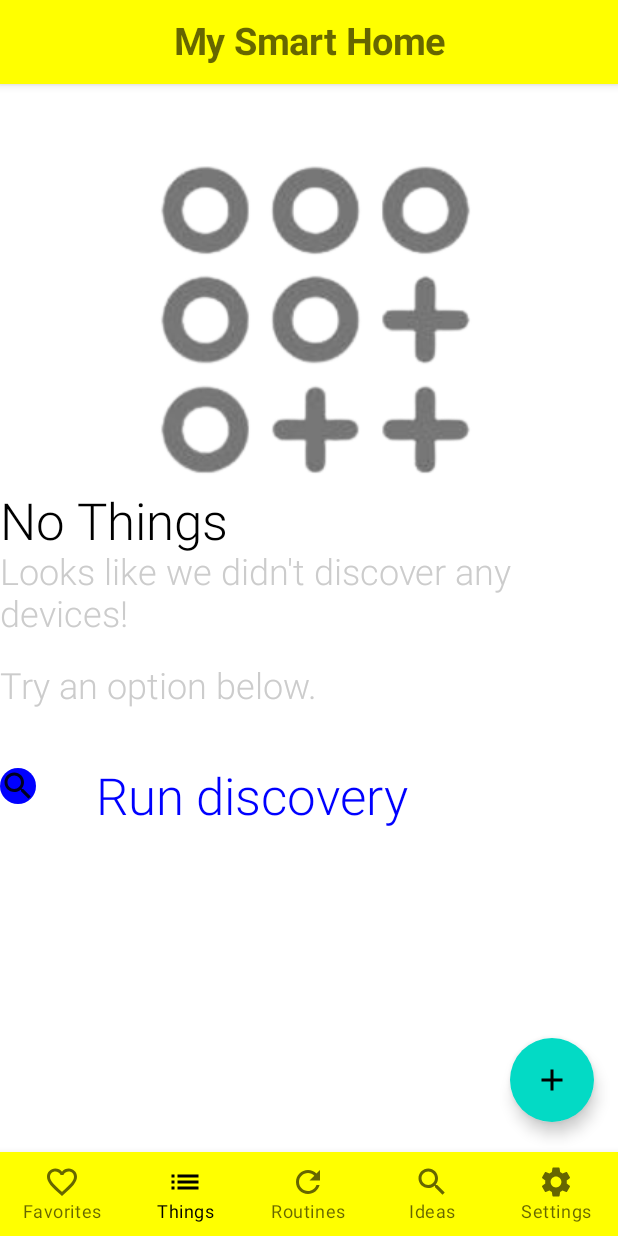
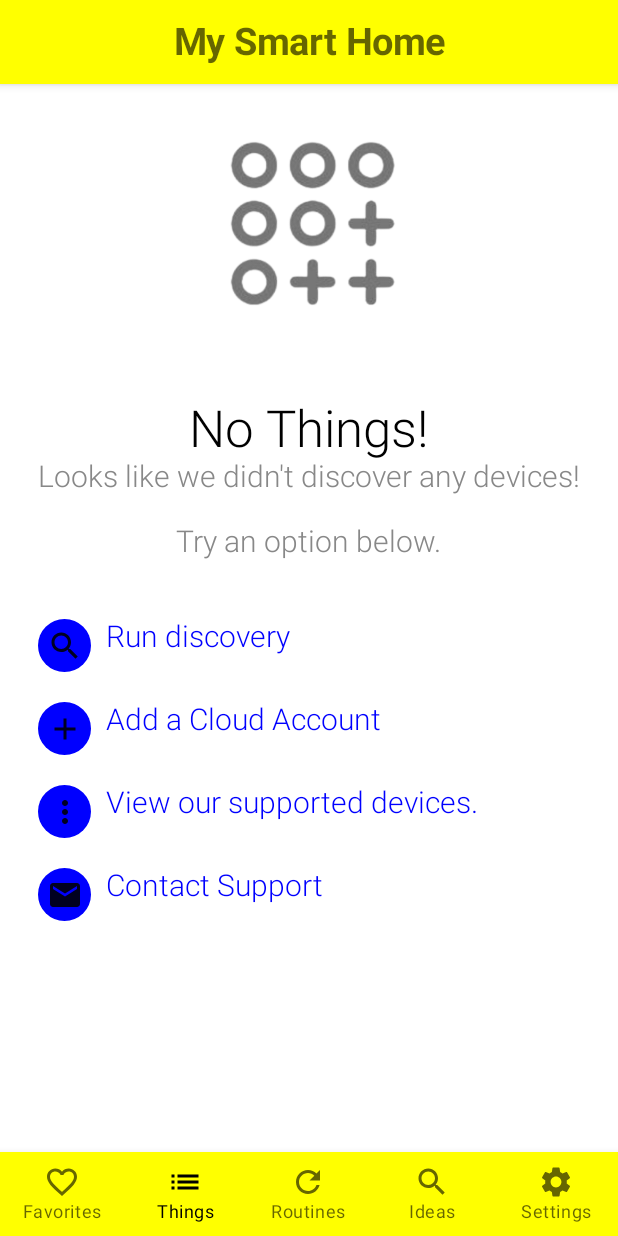
Before and after one commit to BenziDarwin/Navigation-Project, an Android app built with Jetpack Compose: the Things screen opened through its navigation route, on a phone screen of 412 x 824 dp. Run offline under Robolectric (Android 15) with nearby library versions, the phone set to English and light mode, and no system bars.

Commit message:
Edited Things Screen

```diff
--- a/app/src/main/java/com/example/navigation/components/screens/Favorites.kt
+++ b/app/src/main/java/com/example/navigation/components/screens/Favorites.kt
@@ -13,6 +13,7 @@ import androidx.compose.ui.Modifier
 import androidx.compose.ui.graphics.Color
 import androidx.compose.ui.res.painterResource
 import androidx.compose.ui.text.font.FontWeight
+import androidx.compose.ui.text.style.TextAlign
 import androidx.compose.ui.unit.dp
 import com.example.navigation.R
 
@@ -39,14 +40,41 @@ fun Favorites() {
                     modifier = Modifier
                         .align(Alignment.TopCenter)
                         .fillMaxWidth()
-                        .padding(20.dp)
                 )
+                Column(
+                    verticalArrangement = Arrangement.Center,
+                    horizontalAlignment = Alignment.CenterHorizontally,
+                    modifier = Modifier
+                        .padding(top = 100.dp)
+
+                ) {
                     Text(
                         text = "No Favorites",
                         fontSize = MaterialTheme.typography.h4.fontSize,
                         fontWeight = FontWeight.Light,
                         color = Color.Black
                     )
+                    Text(
+                        text = "Add your favorite routines here for easy access.",
+                        fontSize = MaterialTheme.typography.h6.fontSize,
+                        fontWeight = FontWeight.Light,
+                        color = Color.Gray,
+                        modifier = Modifier
+                            .padding(horizontal =  20.dp),
+                        textAlign = TextAlign.Center
+                    )
+                    Spacer(modifier = Modifier.height(10.dp))
+                    Text(
+                        text = "Tap the '+' button here to add your favorite routines",
+                        fontSize = MaterialTheme.typography.h6.fontSize,
+                        fontWeight = FontWeight.Light,
+                        modifier = Modifier
+                            .padding(horizontal =  20.dp),
+                        color = Color.Gray,
+                        textAlign = TextAlign.Center
+                    )
+                }
+
             }
         }
     )
--- a/app/src/main/java/com/example/navigation/components/screens/Things.kt
+++ b/app/src/main/java/com/example/navigation/components/screens/Things.kt
@@ -8,6 +8,8 @@ import androidx.compose.foundation.shape.CircleShape
 import androidx.compose.material.*
 import androidx.compose.material.icons.Icons
 import androidx.compose.material.icons.filled.Add
+import androidx.compose.material.icons.filled.Email
+import androidx.compose.material.icons.filled.MoreVert
 import androidx.compose.material.icons.filled.Search
 import androidx.compose.runtime.Composable
 import androidx.compose.ui.Alignment
@@ -25,12 +27,6 @@ import com.example.navigation.R
 @Composable
 fun Things() {
     Scaffold(
-        floatingActionButton = {
-            FloatingActionButton(onClick = { /* ... */ }, modifier = Modifier.padding(vertical = 60.dp)) {
-                Icon(imageVector = Icons.Default.Add, contentDescription = "Add")
-            }
-        },
-
         content = {
             Box(
                 modifier = Modifier
@@ -44,41 +40,108 @@ fun Things() {
                     modifier = Modifier
                         .align(Alignment.TopCenter)
                         .fillMaxWidth()
-                        .padding(20.dp)
+                        .padding(20.dp).size(150.dp)
                 )
                 Column(
-                    verticalArrangement = Arrangement.Center
+                    verticalArrangement = Arrangement.Center,
+                    horizontalAlignment = Alignment.CenterHorizontally
+
                 ) {
                     Text(
-                        text = "No Things",
+                        text = "No Things!",
                         fontSize = MaterialTheme.typography.h4.fontSize,
                         fontWeight = FontWeight.Light,
                         color = Color.Black
                     )
                     Text(
                         text = "Looks like we didn't discover any devices!",
-                        fontSize = MaterialTheme.typography.h5.fontSize,
+                        fontSize = MaterialTheme.typography.h6.fontSize,
                         fontWeight = FontWeight.Light,
-                        color = Color.LightGray,
+                        color = Color.Gray,
                     )
                     Spacer(modifier = Modifier.height(20.dp))
                     Text(
                         text = "Try an option below.",
-                        fontSize = MaterialTheme.typography.h5.fontSize,
+                        fontSize = MaterialTheme.typography.h6.fontSize,
                         fontWeight = FontWeight.Light,
-                        color = Color.LightGray
+                        color = Color.Gray
                     )
                     Spacer(modifier = Modifier.height(40.dp))
                     Row(
-                        horizontalArrangement = Arrangement.SpaceEvenly
-                    ) {
-                        Box( modifier = Modifier.clip(CircleShape).background(Color.Blue)) {
+                        modifier = Modifier
+                            .align(Alignment.Start)
+                    ){
+                        Box( modifier = Modifier
+                            .clip(CircleShape)
+                            .background(Color.Blue)
+                            .size(35.dp),
+                            contentAlignment = Alignment.Center) {
                             Icon(imageVector = Icons.Default.Search, contentDescription = "Search icon")
                         }
-                        Spacer(modifier = Modifier.width(40.dp))
+                        Spacer(modifier = Modifier.width(10.dp))
                         Text(
                             text = "Run discovery",
-                            fontSize = MaterialTheme.typography.h4.fontSize,
+                            fontSize = MaterialTheme.typography.h6.fontSize,
+                            fontWeight = FontWeight.Light,
+                            color = Color.Blue,
+                        )
+                    }
+                    Spacer(modifier = Modifier.height(20.dp))
+                    Row(
+                        modifier = Modifier
+                            .align(Alignment.Start)
+                    ){
+                        Box( modifier = Modifier
+                            .clip(CircleShape)
+                            .background(Color.Blue)
+                            .size(35.dp),
+                            contentAlignment = Alignment.Center) {
+                            Icon(imageVector = Icons.Default.Add, contentDescription = "Search icon")
+                        }
+                        Spacer(modifier = Modifier.width(10.dp))
+                        Text(
+                            text = "Add a Cloud Account",
+                            fontSize = MaterialTheme.typography.h6.fontSize,
+                            fontWeight = FontWeight.Light,
+                            color = Color.Blue,
+                        )
+                    }
+                    Spacer(modifier = Modifier.height(20.dp))
+                    Row(
+                        modifier = Modifier
+                            .align(Alignment.Start)
+                    ){
+                        Box( modifier = Modifier
+                            .clip(CircleShape)
+                            .background(Color.Blue)
+                            .size(35.dp),
+                        contentAlignment = Alignment.Center) {
+                            Icon(imageVector = Icons.Default.MoreVert, contentDescription = "Search icon")
+                        }
+                        Spacer(modifier = Modifier.width(10.dp))
+                        Text(
+                            text = "View our supported devices.",
+                            fontSize = MaterialTheme.typography.h6.fontSize,
+                            fontWeight = FontWeight.Light,
+                            color = Color.Blue,
+                        )
+                    }
+                    Spacer(modifier = Modifier.height(20.dp))
+                    Row(
+                        modifier = Modifier
+                            .align(Alignment.Start)
+                    ){
+                        Box( modifier = Modifier
+                            .clip(CircleShape)
+                            .background(Color.Blue)
+                            .size(35.dp),
+                            contentAlignment = Alignment.Center) {
+                            Icon(imageVector = Icons.Default.Email, contentDescription = "Search icon")
+                        }
+                        Spacer(modifier = Modifier.width(10.dp))
+                        Text(
+                            text = "Contact Support",
+                            fontSize = MaterialTheme.typography.h6.fontSize,
                             fontWeight = FontWeight.Light,
                             color = Color.Blue,
                         )
```
Lines whose indentation alone changed are shown as unchanged.
